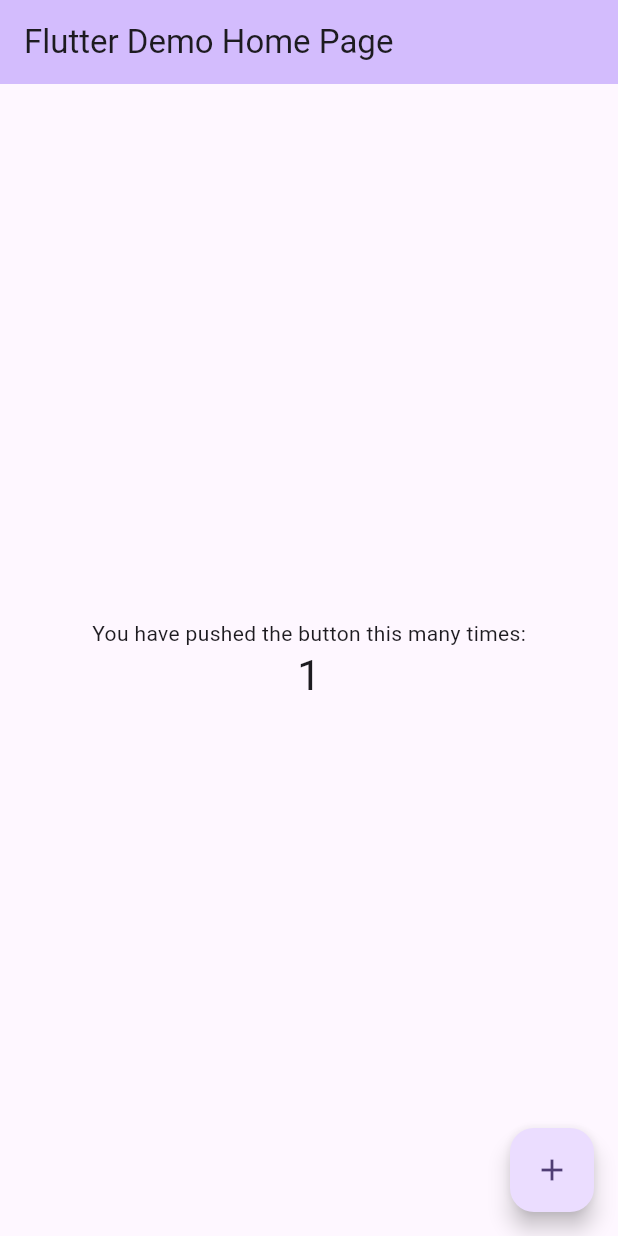
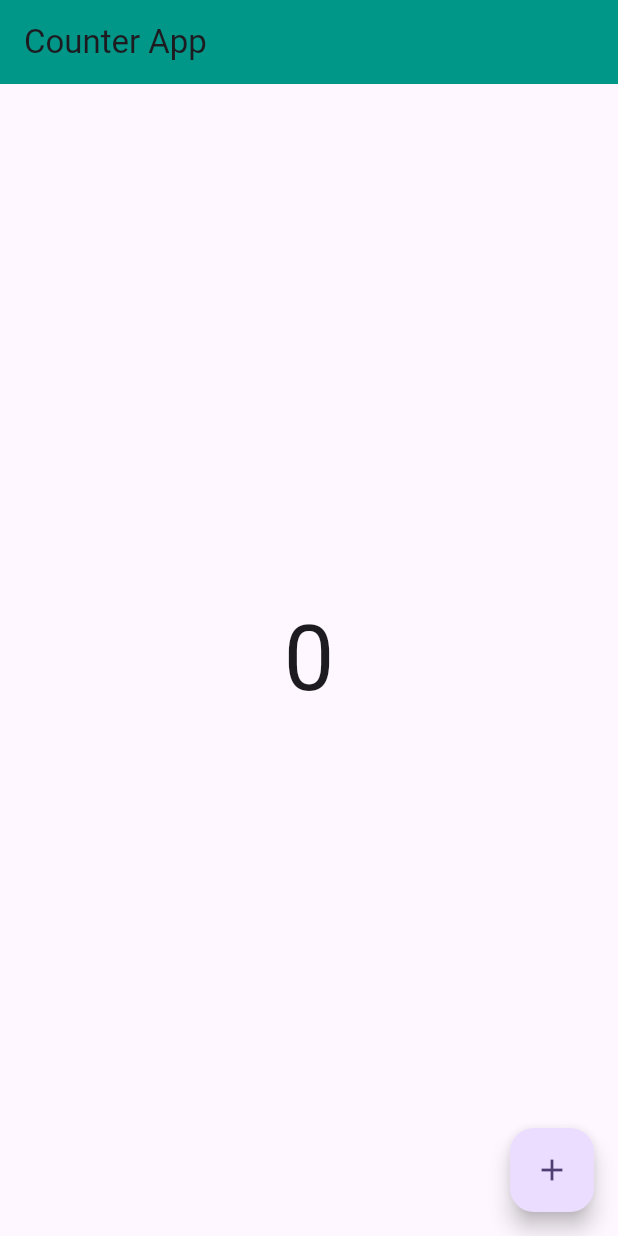
Before and after one commit to Mks30d/CounterApp_UsingBLoC, a Flutter app: the screen it shows after launch, after a tap on the "add" icon, on a phone screen of 412 x 824 dp. Run offline on Flutter 3.47's test engine with Material 3 defaults, Android fonts, the phone set to English and light mode, and no system bars; our stand-ins replace bloc.

```diff
--- /dev/null
+++ b/lib/feature/counter_app/bloc/counter_event.dart
@@ -0,0 +1,6 @@
+part of 'counter_bloc.dart';
+
+@immutable
+sealed class CounterEvent {}
+
+class CounterIncrementEvent extends CounterEvent{}
--- /dev/null
+++ b/lib/feature/counter_app/ui/counter_page.dart
@@ -0,0 +1,33 @@
+import 'package:flutter/cupertino.dart';
+import 'package:flutter/material.dart';
+
+class CounterPage extends StatefulWidget {
+  const CounterPage({super.key});
+
+  @override
+  State<CounterPage> createState() => _CounterPageState();
+}
+
+class _CounterPageState extends State<CounterPage> {
+  @override
+  Widget build(BuildContext context) {
+    return Scaffold(
+      appBar: AppBar(
+        title: Text("Counter App"),
+        backgroundColor: Colors.teal,
+      ),
+      floatingActionButton: FloatingActionButton(
+        onPressed: () {},
+        child: Icon(Icons.add),
+      ),
+      body: Center(
+        child: Column(
+          mainAxisAlignment: MainAxisAlignment.center,
+          children: [
+            Text("0", style: TextStyle(fontSize: 60),)
+          ],
+        ),
+      ),
+    );
+  }
+}
--- a/lib/main.dart
+++ b/lib/main.dart
@@ -1,3 +1,4 @@
+import 'package:counter_app_using_bloc/feature/counter_app/ui/counter_page.dart';
 import 'package:flutter/material.dart';
 
 void main() {
@@ -7,119 +8,16 @@ void main() {
 class MyApp extends StatelessWidget {
   const MyApp({super.key});
 
-  // This widget is the root of your application.
   @override
   Widget build(BuildContext context) {
     return MaterialApp(
       title: 'Flutter Demo',
+      debugShowCheckedModeBanner: false,
       theme: ThemeData(
-        // This is the theme of your application.
-        //
-        // TRY THIS: Try running your application with "flutter run". You'll see
-        // the application has a purple toolbar. Then, without quitting the app,
-        // try changing the seedColor in the colorScheme below to Colors.green
-        // and then invoke "hot reload" (save your changes or press the "hot
-        // reload" button in a Flutter-supported IDE, or press "r" if you used
-        // the command line to start the app).
-        //
-        // Notice that the counter didn't reset back to zero; the application
-        // state is not lost during the reload. To reset the state, use hot
-        // restart instead.
-        //
-        // This works for code too, not just values: Most code changes can be
-        // tested with just a hot reload.
         colorScheme: ColorScheme.fromSeed(seedColor: Colors.deepPurple),
         useMaterial3: true,
       ),
-      home: const MyHomePage(title: 'Flutter Demo Home Page'),
+      home: CounterPage(),
     );
   }
 }
-
-class MyHomePage extends StatefulWidget {
-  const MyHomePage({super.key, required this.title});
-
-  // This widget is the home page of your application. It is stateful, meaning
-  // that it has a State object (defined below) that contains fields that affect
-  // how it looks.
-
-  // This class is the configuration for the state. It holds the values (in this
-  // case the title) provided by the parent (in this case the App widget) and
-  // used by the build method of the State. Fields in a Widget subclass are
-  // always marked "final".
-
-  final String title;
-
-  @override
-  State<MyHomePage> createState() => _MyHomePageState();
-}
-
-class _MyHomePageState extends State<MyHomePage> {
-  int _counter = 0;
-
-  void _incrementCounter() {
-    setState(() {
-      // This call to setState tells the Flutter framework that something has
-      // changed in this State, which causes it to rerun the build method below
-      // so that the display can reflect the updated values. If we changed
-      // _counter without calling setState(), then the build method would not be
-      // called again, and so nothing would appear to happen.
-      _counter++;
-    });
-  }
-
-  @override
-  Widget build(BuildContext context) {
-    // This method is rerun every time setState is called, for instance as done
-    // by the _incrementCounter method above.
-    //
-    // The Flutter framework has been optimized to make rerunning build methods
-    // fast, so that you can just rebuild anything that needs updating rather
-    // than having to individually change instances of widgets.
-    return Scaffold(
-      appBar: AppBar(
-        // TRY THIS: Try changing the color here to a specific color (to
-        // Colors.amber, perhaps?) and trigger a hot reload to see the AppBar
-        // change color while the other colors stay the same.
-        backgroundColor: Theme.of(context).colorScheme.inversePrimary,
-        // Here we take the value from the MyHomePage object that was created by
-        // the App.build method, and use it to set our appbar title.
-        title: Text(widget.title),
-      ),
-      body: Center(
-        // Center is a layout widget. It takes a single child and positions it
-        // in the middle of the parent.
-        child: Column(
-          // Column is also a layout widget. It takes a list of children and
-          // arranges them vertically. By default, it sizes itself to fit its
-          // children horizontally, and tries to be as tall as its parent.
-          //
-          // Column has various properties to control how it sizes itself and
-          // how it positions its children. Here we use mainAxisAlignment to
-          // center the children vertically; the main axis here is the vertical
-          // axis because Columns are vertical (the cross axis would be
-          // horizontal).
-          //
-          // TRY THIS: Invoke "debug painting" (choose the "Toggle Debug Paint"
-          // action in the IDE, or press "p" in the console), to see the
-          // wireframe for each widget.
-          mainAxisAlignment: MainAxisAlignment.center,
-          children: <Widget>[
-            const Text(
-              'You have pushed the button this many times:',
-            ),
-            Text(
-              '$_counter',
-              style: Theme.of(context).textTheme.headlineMedium,
-            ),
-          ],
-        ),
-      ),
-      floatingActionButton: FloatingActionButton(
-        onPressed: _incrementCounter,
-        tooltip: 'Increment',
-        child: const Icon(Icons.add),
-      ), // This trailing comma makes auto-formatting nicer for build methods.
-    );
-  }
-}
--- a/pubspec.yaml
+++ b/pubspec.yaml
@@ -30,6 +30,8 @@ environment:
 dependencies:
   flutter:
     sdk: flutter
+  flutter_bloc:
+  bloc:
 
 
   # The following adds the Cupertino Icons font to your application.
```
Also changed, not shown: lib/feature/counter_app/bloc/counter_bloc.dart (added, +25 -0 lines), lib/feature/counter_app/bloc/counter_state.dart (added, +12 -0 lines), pubspec.lock.
